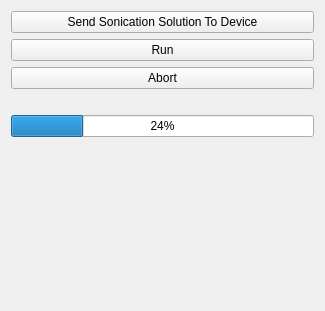
Above: OpenLIFUSonicationControl/Resources/UI/OpenLIFUSonicationControl.ui from OpenwaterHealth/SlicerOpenLIFU before the change. Below: the same form after it.
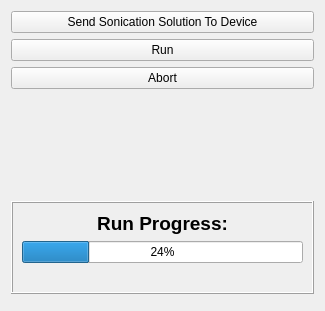
That is the form after the change. Custom widgets are drawn as their Qt base class.

Commit message:
Replace run implementation with mock (#140)
- Exchanged placeholder sonication run with polling of the proposed LIFU interface
- Added run hardware status tracking and UI label updates, enclosing the
  live run into its own QFrame
- Introduced callback for hardware status updates

Diff of the .ui file:
```diff
--- a/OpenLIFUSonicationControl/Resources/UI/OpenLIFUSonicationControl.ui
+++ b/OpenLIFUSonicationControl/Resources/UI/OpenLIFUSonicationControl.ui
@@ -10,7 +10,7 @@
     <height>311</height>
    </rect>
   </property>
-  <layout class="QVBoxLayout" name="verticalLayout">
+  <layout class="QVBoxLayout" name="verticalLayout_2">
    <item>
     <widget class="QPushButton" name="sendSonicationSolutionToDevicePushButton">
      <property name="text">
@@ -63,13 +63,6 @@
      </property>
     </widget>
    </item>
-   <item>
-    <widget class="QProgressBar" name="runProgressBar">
-     <property name="value">
-      <number>24</number>
-     </property>
-    </widget>
-   </item>
    <item>
     <spacer name="verticalSpacer">
      <property name="orientation">
@@ -83,6 +76,45 @@
      </property>
     </spacer>
    </item>
+   <item>
+    <widget class="QFrame" name="runStatusFrame">
+     <property name="frameShape">
+      <enum>QFrame::Box</enum>
+     </property>
+     <property name="frameShadow">
+      <enum>QFrame::Raised</enum>
+     </property>
+     <layout class="QVBoxLayout" name="verticalLayout">
+      <item>
+       <widget class="QLabel" name="runStatusFrameTitle">
+        <property name="text">
+         <string>&lt;html&gt;&lt;head/&gt;&lt;body&gt;&lt;p&gt;&lt;span style=&quot; font-size:14pt; font-weight:600;&quot;&gt;Run Progress:&lt;/span&gt;&lt;/p&gt;&lt;/body&gt;&lt;/html&gt;</string>
+        </property>
+        <property name="alignment">
+         <set>Qt::AlignCenter</set>
+        </property>
+        <property name="margin">
+         <number>0</number>
+        </property>
+       </widget>
+      </item>
+      <item>
+       <widget class="QProgressBar" name="runProgressBar">
+        <property name="value">
+         <number>24</number>
+        </property>
+       </widget>
+      </item>
+      <item>
+       <widget class="QLabel" name="runHardwareStatusLabel">
+        <property name="alignment">
+         <set>Qt::AlignCenter</set>
+        </property>
+       </widget>
+      </item>
+     </layout>
+    </widget>
+   </item>
    <item>
     <widget class="QWidget" name="workflowControlsPlaceholder" native="true">
      <property name="styleSheet">
```
The commit also changes 1 other file.
